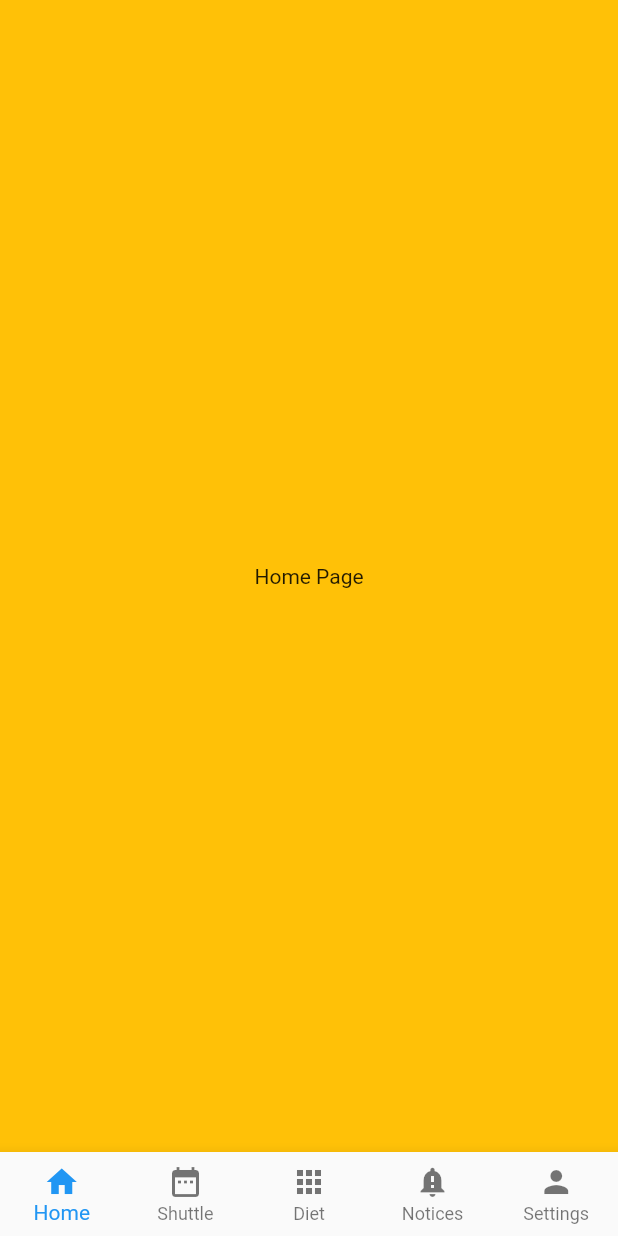
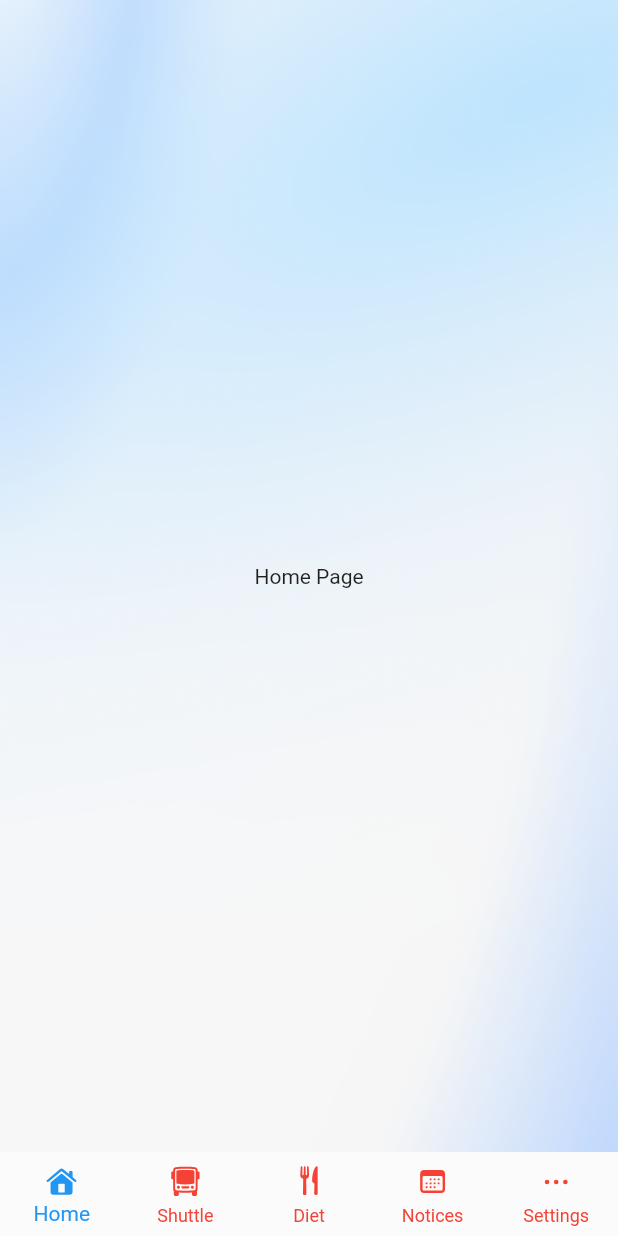
Before and after one commit to JaeWangL/flutter-boilerplate, a Flutter app: the screen it shows after launch, on a phone screen of 412 x 824 dp. Run offline on Flutter 3.47's test engine with Material 2 defaults, Android fonts, the phone set to English and light mode, and no system bars; our stand-ins replace equatable, flutter_bloc, flutter_svg, get_it.

Commit message:
[Feature] Add 'Background Image View'

```diff
--- a/lib/views/main/tabViews/home_view.dart
+++ b/lib/views/main/tabViews/home_view.dart
@@ -1,13 +1,12 @@
 import 'package:flutter/material.dart';
+import 'package:flutter_boilerplate/widgets/index.dart';
 
 class HomeView extends StatelessWidget {
   const HomeView({Key? key}) : super(key: key);
 
   @override
   Widget build(BuildContext context) {
-    return Container(
-      width: double.infinity,
-      color: Colors.amber,
+    return BackgroundImageView(
       child: Column(
           mainAxisAlignment: MainAxisAlignment.center,
           children: [const Text('Home Page')]),
--- /dev/null
+++ b/lib/views/main/widgets/bottom_nav_icon.dart
@@ -0,0 +1,20 @@
+import 'package:flutter/material.dart';
+import 'package:flutter_svg/flutter_svg.dart';
+
+class BottomNavIcon extends StatelessWidget {
+  final String source;
+  final bool isActive;
+
+  const BottomNavIcon({Key? key, required this.source, this.isActive = false})
+      : super(key: key);
+
+  @override
+  Widget build(BuildContext context) {
+    return SvgPicture.asset(
+      source,
+      width: 26,
+      height: 26,
+      color: isActive ? Colors.blue : Colors.red,
+    );
+  }
+}
--- /dev/null
+++ b/lib/widgets/background_image_view.dart
@@ -0,0 +1,24 @@
+import 'package:flutter/material.dart';
+
+class BackgroundImageView extends StatelessWidget {
+  final Widget child;
+
+  const BackgroundImageView({Key? key, required this.child}) : super(key: key);
+
+  @override
+  Widget build(BuildContext context) {
+    return Scaffold(
+      body: Container(
+        width: double.infinity,
+        height: double.infinity,
+        decoration: const BoxDecoration(
+          image: DecorationImage(
+            image: AssetImage("assets/images/bg_main.png"),
+            fit: BoxFit.cover,
+          ),
+        ),
+        child: child,
+      ),
+    );
+  }
+}
--- /dev/null
+++ b/lib/widgets/index.dart
@@ -0,0 +1,2 @@
+export 'background_image_view.dart';
+export 'blur_bottom_view.dart';
```
Also changed, not shown: lib/views/main/main_view.dart (+31 -10 lines), lib/widgets/blur_bottom_view.dart (added, +63 -0 lines), pubspec.yaml (+18 -29 lines), assets/icons/ic_tab_diet.svg (added), assets/icons/ic_tab_home.svg (added), assets/icons/ic_tab_notices.svg (added), assets/icons/ic_tab_settings.svg (added), assets/icons/ic_tab_shuttle.svg (added), assets/images/bg_main.png (added), pubspec.lock, 6 other files.
